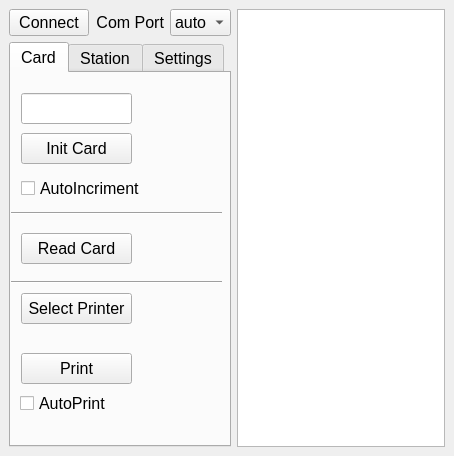
Old version of the form design.ui in the repository sportiduino/SportiduinoPQ.
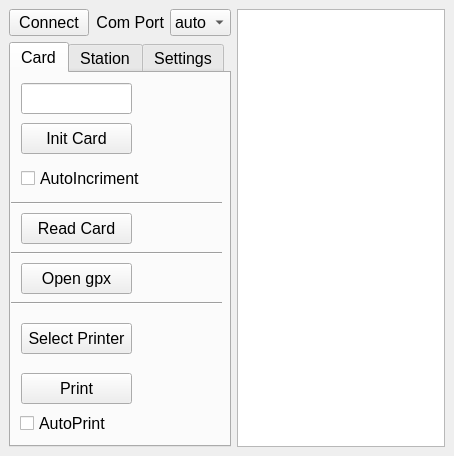
New version of the form.

The edit to the form file:
```diff
--- a/design.ui
+++ b/design.ui
@@ -243,7 +243,7 @@
           <property name="geometry">
            <rect>
             <x>10</x>
-            <y>60</y>
+            <y>50</y>
             <width>111</width>
             <height>31</height>
            </rect>
@@ -256,7 +256,7 @@
           <property name="geometry">
            <rect>
             <x>10</x>
-            <y>20</y>
+            <y>10</y>
             <width>111</width>
             <height>31</height>
            </rect>
@@ -266,7 +266,7 @@
           <property name="geometry">
            <rect>
             <x>10</x>
-            <y>100</y>
+            <y>90</y>
             <width>151</width>
             <height>31</height>
            </rect>
@@ -279,7 +279,7 @@
           <property name="geometry">
            <rect>
             <x>10</x>
-            <y>160</y>
+            <y>140</y>
             <width>111</width>
             <height>31</height>
            </rect>
@@ -292,7 +292,7 @@
           <property name="geometry">
            <rect>
             <x>0</x>
-            <y>130</y>
+            <y>120</y>
             <width>211</width>
             <height>20</height>
            </rect>
@@ -305,7 +305,7 @@
           <property name="geometry">
            <rect>
             <x>10</x>
-            <y>280</y>
+            <y>300</y>
             <width>111</width>
             <height>31</height>
            </rect>
@@ -318,7 +318,7 @@
           <property name="geometry">
            <rect>
             <x>0</x>
-            <y>199</y>
+            <y>220</y>
             <width>211</width>
             <height>21</height>
            </rect>
@@ -331,7 +331,7 @@
           <property name="geometry">
            <rect>
             <x>9</x>
-            <y>320</y>
+            <y>340</y>
             <width>151</width>
             <height>20</height>
            </rect>
@@ -344,7 +344,7 @@
           <property name="geometry">
            <rect>
             <x>10</x>
-            <y>220</y>
+            <y>250</y>
             <width>111</width>
             <height>31</height>
            </rect>
@@ -357,7 +357,7 @@
           <property name="geometry">
            <rect>
             <x>16</x>
-            <y>253</y>
+            <y>280</y>
             <width>181</width>
             <height>20</height>
            </rect>
@@ -366,6 +366,32 @@
            <string/>
           </property>
          </widget>
+         <widget class="Line" name="line_7">
+          <property name="geometry">
+           <rect>
+            <x>0</x>
+            <y>170</y>
+            <width>211</width>
+            <height>20</height>
+           </rect>
+          </property>
+          <property name="orientation">
+           <enum>Qt::Horizontal</enum>
+          </property>
+         </widget>
+         <widget class="QPushButton" name="OpenGpx">
+          <property name="geometry">
+           <rect>
+            <x>10</x>
+            <y>190</y>
+            <width>111</width>
+            <height>31</height>
+           </rect>
+          </property>
+          <property name="text">
+           <string>Open gpx</string>
+          </property>
+         </widget>
         </widget>
         <widget class="QWidget" name="tab_2">
          <attribute name="title">
```
